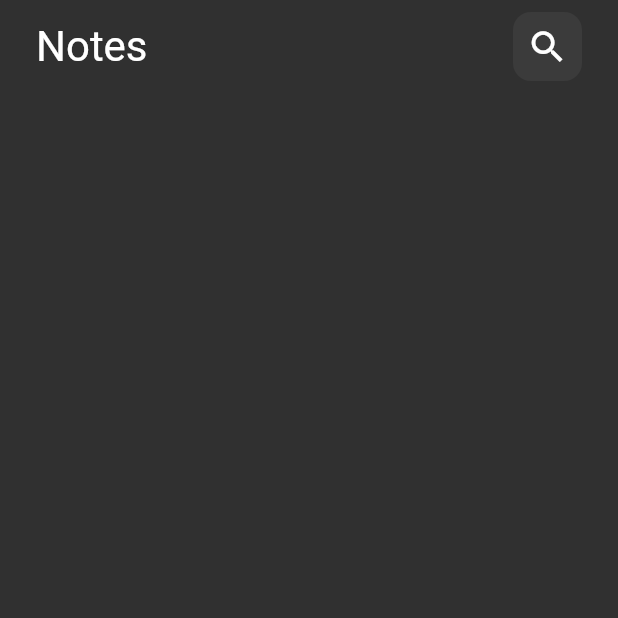
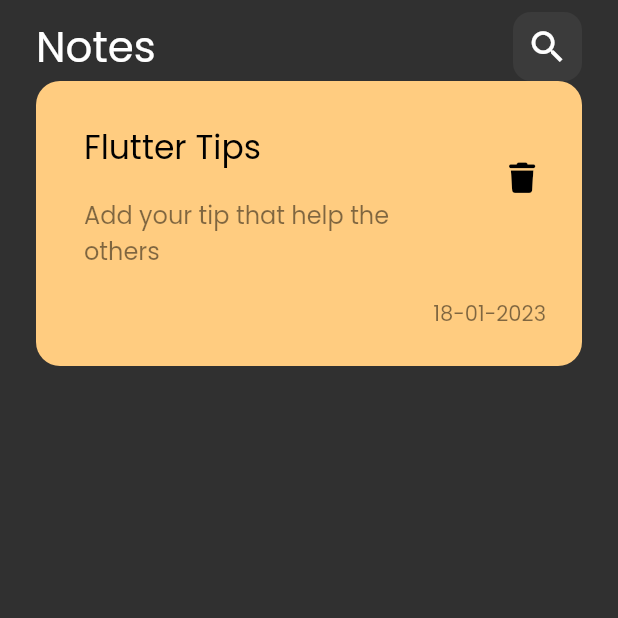
Before and after one commit to ramanassif/notes_app, a Flutter app: the screen it shows after launch, on a phone screen of 412 x 824 dp, the top half of it. Run offline on Flutter 3.47's test engine with Material 2 defaults, Android fonts, the phone set to English and light mode, and no system bars; our stand-ins replace font_awesome_flutter.

Commit message:
Create custom note item

```diff
--- a/lib/main.dart
+++ b/lib/main.dart
@@ -12,7 +12,10 @@ class NotesApp extends StatelessWidget {
   Widget build(BuildContext context) {
     return MaterialApp(
       debugShowCheckedModeBanner: false,
-      theme: ThemeData.dark(),
+      theme: ThemeData(
+        brightness: Brightness.dark,
+        fontFamily: 'Poppins',
+      ),
       home: const NotesView(),
     );
   }
--- /dev/null
+++ b/lib/views/widgets/custom_note_item.dart
@@ -0,0 +1,64 @@
+import 'package:flutter/material.dart';
+import 'package:font_awesome_flutter/font_awesome_flutter.dart';
+import 'package:intl/intl.dart';
+
+class NoteItem extends StatelessWidget {
+  const NoteItem({Key? key}) : super(key: key);
+
+  @override
+  Widget build(BuildContext context) {
+    return Container(
+      padding: const EdgeInsets.only(
+        top: 24,
+        bottom: 24,
+        left: 16,
+      ),
+      decoration: BoxDecoration(
+        color: const Color(0xffFFCC80),
+        borderRadius: BorderRadius.circular(16.0),
+      ),
+      child: Column(
+        crossAxisAlignment: CrossAxisAlignment.end,
+        children: [
+          ListTile(
+            title: const Text(
+              'Flutter Tips',
+              style: TextStyle(
+                color: Colors.black,
+                fontSize: 22,
+              ),
+            ),
+            subtitle: Padding(
+              padding: const EdgeInsets.symmetric(vertical: 16.0),
+              child: Text(
+                'Add your tip that help the others',
+                style: TextStyle(
+                  color: Colors.black.withOpacity(0.5),
+                  fontSize: 16,
+                ),
+              ),
+            ),
+            trailing: IconButton(
+              onPressed: () {},
+              icon: const Icon(
+                FontAwesomeIcons.trash,
+                color: Colors.black,
+                size: 20,
+              ),
+            ),
+          ),
+          Padding(
+            padding: const EdgeInsets.only(right: 24.0),
+            child: Text(
+              DateFormat('dd-MM-yyyy').format(DateTime.now()).toString(),
+              style: TextStyle(
+                color: Colors.black.withOpacity(0.5),
+                fontSize: 14,
+              ),
+            ),
+          ),
+        ],
+      ),
+    );
+  }
+}
--- a/lib/views/widgets/notes_view_body.dart
+++ b/lib/views/widgets/notes_view_body.dart
@@ -1,5 +1,6 @@
 import 'package:flutter/material.dart';
 import 'package:notes_app/views/widgets/custom_app_bar.dart';
+import 'package:notes_app/views/widgets/custom_note_item.dart';
 
 class NotesViewBody extends StatelessWidget {
   const NotesViewBody({Key? key}) : super(key: key);
@@ -14,6 +15,7 @@ class NotesViewBody extends StatelessWidget {
             height: 8,
           ),
           CustomAppBar(),
+          NoteItem(),
         ],
       ),
     );
```
Also changed, not shown: pubspec.yaml (+7 -6 lines), assets/fonts/Poppins-Regular.ttf (added), pubspec.lock, 1 other file.
